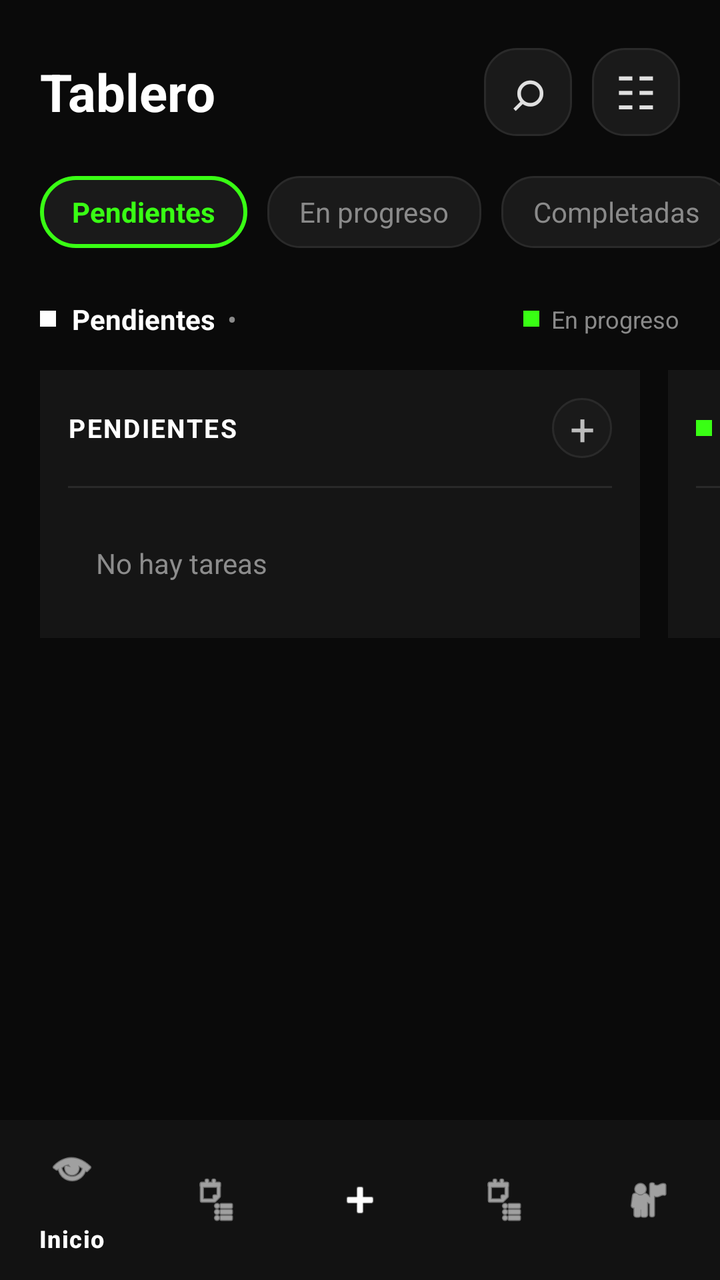
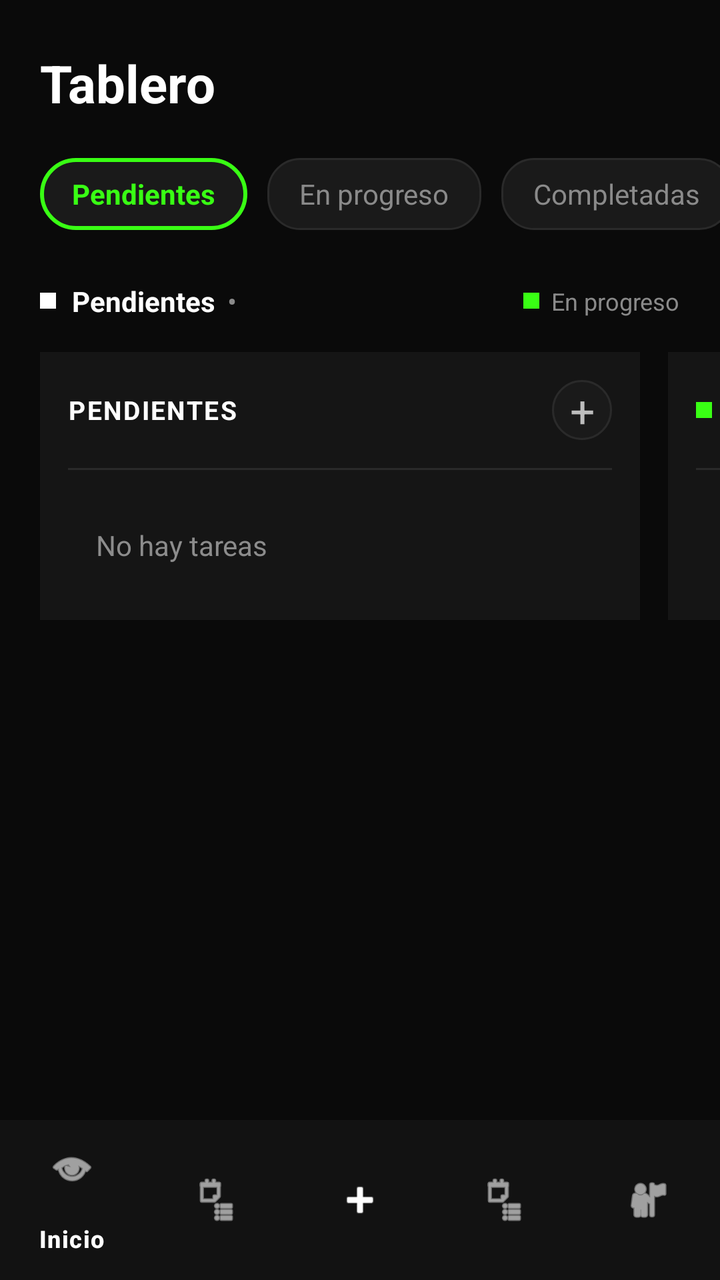

Two renders of the same Android screen: before a commit and after it. Below are the layout's source before the change and the commit's diff.
<!-- AndroidManifest.xml: application theme Theme.TaskFlow -->
<!-- res/layout/activity_kanban.xml -->
<?xml version="1.0" encoding="utf-8"?>
<LinearLayout xmlns:android="http://schemas.android.com/apk/res/android"
    xmlns:app="http://schemas.android.com/apk/res-auto"
    android:layout_width="match_parent"
    android:layout_height="match_parent"
    android:orientation="vertical"
    android:background="#0A0A0A">

    <ScrollView
        android:layout_width="match_parent"
        android:layout_height="0dp"
        android:layout_weight="1"
        android:fillViewport="true"
        android:clipToPadding="false"
        android:overScrollMode="never">

        <LinearLayout
            android:layout_width="match_parent"
            android:layout_height="wrap_content"
            android:orientation="vertical"
            android:paddingTop="24dp"
            android:paddingBottom="24dp">

            

            <LinearLayout
                android:layout_width="match_parent"
                android:layout_height="wrap_content"
                android:gravity="center_vertical"
                android:paddingStart="20dp"
                android:paddingEnd="20dp"
                android:orientation="horizontal">

                <TextView
                    android:layout_width="0dp"
                    android:layout_height="wrap_content"
                    android:layout_weight="1"
                    android:text="Tablero"
                    android:textColor="#FFFFFF"
                    android:textSize="26sp"
                    android:textStyle="bold" />

                <TextView
                    android:layout_width="44dp"
                    android:layout_height="44dp"
                    android:layout_marginEnd="10dp"
                    android:gravity="center"
                    android:background="@drawable/login_secondary_button"
                    android:text="⌕"
                    android:textColor="#E0E0E0"
                    android:textSize="28sp" />

                <TextView
                    android:layout_width="44dp"
                    android:layout_height="44dp"
                    android:gravity="center"
                    android:background="@drawable/login_secondary_button"
                    android:text="☷"
                    android:textColor="#E0E0E0"
                    android:textSize="23sp" />

            </LinearLayout>

            

            <HorizontalScrollView
                android:layout_width="match_parent"
                android:layout_height="wrap_content"
                android:layout_marginTop="20dp"
                android:scrollbars="none"
                android:overScrollMode="never">

                <LinearLayout
                    android:layout_width="wrap_content"
                    android:layout_height="wrap_content"
                    android:orientation="horizontal"
                    android:paddingStart="20dp"
                    android:paddingEnd="20dp">

                    <TextView
                        android:id="@+id/tvFilterPending"
                        android:layout_width="wrap_content"
                        android:layout_height="36dp"
                        android:gravity="center"
                        android:paddingStart="16dp"
                        android:paddingEnd="16dp"
                        android:background="@drawable/login_logo_background"
                        android:text="Pendientes"
                        android:textColor="#39FF14"
                        android:textSize="14sp"
                        android:textStyle="bold" />

                    <TextView
                        android:id="@+id/tvFilterProgress"
                        android:layout_width="wrap_content"
                        android:layout_height="36dp"
                        android:layout_marginStart="10dp"
                        android:gravity="center"
                        android:paddingStart="16dp"
                        android:paddingEnd="16dp"
                        android:background="@drawable/login_secondary_button"
                        android:text="En progreso"
                        android:textColor="#8A8A8A"
                        android:textSize="14sp" />

                    <TextView
                        android:id="@+id/tvFilterCompleted"
                        android:layout_width="wrap_content"
                        android:layout_height="36dp"
                        android:layout_marginStart="10dp"
                        android:gravity="center"
                        android:paddingStart="16dp"
                        android:paddingEnd="16dp"
                        android:background="@drawable/login_secondary_button"
                        android:text="Completadas"
                        android:textColor="#8A8A8A"
                        android:textSize="14sp" />

                </LinearLayout>
            </HorizontalScrollView>

            

            <LinearLayout
                android:layout_width="match_parent"
                android:layout_height="wrap_content"
                android:layout_marginTop="26dp"
                android:paddingStart="20dp"
                android:paddingEnd="20dp"
                android:gravity="center_vertical"
                android:orientation="horizontal">

                <View
                    android:layout_width="8dp"
                    android:layout_height="8dp"
                    android:background="#FFFFFF" />

                <TextView
                    android:layout_width="wrap_content"
                    android:layout_height="wrap_content"
                    android:layout_marginStart="8dp"
                    android:text="Pendientes"
                    android:textColor="#FFFFFF"
                    android:textSize="14sp"
                    android:textStyle="bold" />

                <TextView
                    android:layout_width="wrap_content"
                    android:layout_height="wrap_content"
                    android:layout_marginStart="6dp"
                    android:text="•"
                    android:textColor="#8A8A8A"
                    android:textSize="14sp" />

                <View
                    android:layout_width="0dp"
                    android:layout_height="1dp"
                    android:layout_weight="1" />

                <View
                    android:layout_width="8dp"
                    android:layout_height="8dp"
                    android:background="#39FF14" />

                <TextView
                    android:layout_width="wrap_content"
                    android:layout_height="wrap_content"
                    android:layout_marginStart="6dp"
                    android:text="En progreso"
                    android:textColor="#8A8A8A"
                    android:textSize="12sp" />

            </LinearLayout>

            

            <HorizontalScrollView
                android:id="@+id/horizontalScrollKanban"
                android:layout_width="match_parent"
                android:layout_height="wrap_content"
                android:layout_marginTop="16dp"
                android:scrollbars="none"
                android:overScrollMode="never"
                android:clipToPadding="false">

                <LinearLayout
                    android:layout_width="wrap_content"
                    android:layout_height="wrap_content"
                    android:orientation="horizontal"
                    android:paddingStart="20dp"
                    android:paddingEnd="20dp">

                    

                    <LinearLayout
                        android:id="@+id/colPending"
                        android:layout_width="300dp"
                        android:layout_height="wrap_content"
                        android:orientation="vertical"
                        android:padding="14dp"
                        android:background="#151515">

                        <LinearLayout
                            android:layout_width="match_parent"
                            android:layout_height="wrap_content"
                            android:gravity="center_vertical"
                            android:orientation="horizontal">

                            <TextView
                                android:layout_width="0dp"
                                android:layout_height="wrap_content"
                                android:layout_weight="1"
                                android:text="PENDIENTES"
                                android:textColor="#FFFFFF"
                                android:textSize="13sp"
                                android:textStyle="bold"
                                android:letterSpacing="0.06" />

                            <TextView
                                android:layout_width="30dp"
                                android:layout_height="30dp"
                                android:gravity="center"
                                android:background="@drawable/login_secondary_button"
                                android:text="+"
                                android:textColor="#BDBDBD"
                                android:textSize="22sp" />

                        </LinearLayout>

                        <View
                            android:layout_width="match_parent"
                            android:layout_height="1dp"
                            android:layout_marginTop="14dp"
                            android:background="#2A2A2A" />

                        <LinearLayout
                            android:id="@+id/layoutPending"
                            android:layout_width="match_parent"
                            android:layout_height="wrap_content"
                            android:layout_marginTop="14dp"
                            android:orientation="vertical">

                            <TextView
                                android:layout_width="match_parent"
                                android:layout_height="wrap_content"
                                android:padding="14dp"
                                android:text="No hay tareas"
                                android:textColor="#8C8C8C"
                                android:textSize="14sp" />

                        </LinearLayout>

                    </LinearLayout>

                    

                    <LinearLayout
                        android:id="@+id/colProgress"
                        android:layout_width="300dp"
                        android:layout_height="wrap_content"
                        android:layout_marginStart="14dp"
                        android:orientation="vertical"
                        android:padding="14dp"
                        android:background="#151515">

                        <LinearLayout
                            android:layout_width="match_parent"
                            android:layout_height="wrap_content"
                            android:gravity="center_vertical"
                            android:orientation="horizontal">

                            <View
                                android:layout_width="8dp"
                                android:layout_height="8dp"
                                android:background="#39FF14" />

                            <TextView
                                android:layout_width="0dp"
                                android:layout_height="wrap_content"
                                android:layout_weight="1"
                                android:layout_marginStart="8dp"
                                android:text="EN PROGRESO"
                                android:textColor="#FFFFFF"
                                android:textSize="13sp"
                                android:textStyle="bold"
                                android:letterSpacing="0.04" />

                            <TextView
                                android:layout_width="30dp"
                                android:layout_height="30dp"
                                android:gravity="center"
                                android:background="@drawable/login_secondary_button"
                                android:text="+"
                                android:textColor="#BDBDBD"
                                android:textSize="22sp" />

                        </LinearLayout>

                        <View
                            android:layout_width="match_parent"
                            android:layout_height="1dp"
                            android:layout_marginTop="14dp"
                            android:background="#2A2A2A" />

                        <LinearLayout
                            android:id="@+id/layoutProgress"
                            android:layout_width="match_parent"
                            android:layout_height="wrap_content"
                            android:layout_marginTop="14dp"
                            android:orientation="vertical">

                            <TextView
                                android:layout_width="match_parent"
                                android:layout_height="wrap_content"
                                android:padding="14dp"
                                android:text="No hay tareas"
                                android:textColor="#8C8C8C"
                                android:textSize="14sp" />

                        </LinearLayout>

                    </LinearLayout>

                    

                    <LinearLayout
                        android:id="@+id/colCompleted"
                        android:layout_width="300dp"
                        android:layout_height="wrap_content"
                        android:layout_marginStart="14dp"
                        android:orientation="vertical"
                        android:padding="14dp"
                        android:background="#151515">

                        <LinearLayout
                            android:layout_width="match_parent"
                            android:layout_height="wrap_content"
                            android:gravity="center_vertical"
                            android:orientation="horizontal">

                            <View
                                android:layout_width="8dp"
                                android:layout_height="8dp"
                                android:background="#666666" />

                            <TextView
                                android:layout_width="0dp"
                                android:layout_height="wrap_content"
                                android:layout_weight="1"
                                android:layout_marginStart="8dp"
                                android:text="COMPLETADAS"
                                android:textColor="#FFFFFF"
                                android:textSize="13sp"
                                android:textStyle="bold"
                                android:letterSpacing="0.04" />

                            <TextView
                                android:layout_width="30dp"
                                android:layout_height="30dp"
                                android:gravity="center"
                                android:background="@drawable/login_secondary_button"
                                android:text="+"
                                android:textColor="#BDBDBD"
                                android:textSize="22sp" />

                        </LinearLayout>

                        <View
                            android:layout_width="match_parent"
                            android:layout_height="1dp"
                            android:layout_marginTop="14dp"
                            android:background="#2A2A2A" />

                        <LinearLayout
                            android:id="@+id/layoutCompleted"
                            android:layout_width="match_parent"
                            android:layout_height="wrap_content"
                            android:layout_marginTop="14dp"
                            android:orientation="vertical">

                            <TextView
                                android:layout_width="match_parent"
                                android:layout_height="wrap_content"
                                android:padding="14dp"
                                android:text="No hay tareas"
                                android:textColor="#8C8C8C"
                                android:textSize="14sp" />

                        </LinearLayout>

                    </LinearLayout>

                </LinearLayout>

            </HorizontalScrollView>

        </LinearLayout>

    </ScrollView>

    

    <com.google.android.material.bottomnavigation.BottomNavigationView
        android:id="@+id/bottomNavigation"
        android:layout_width="match_parent"
        android:layout_height="wrap_content"
        android:background="#121212"
        app:itemIconTint="@color/white"
        app:itemTextColor="@color/white"
        app:menu="@menu/bottom_nav_menu" />

</LinearLayout>
<!-- resources referenced by this layout -->
<resources>
  <color name="white">#FFFFFFFF</color>
  <!-- drawable login_logo_background (drawable) -->
  <?xml version="1.0" encoding="utf-8"?>
  <shape xmlns:android="http://schemas.android.com/apk/res/android"
      android:shape="rectangle">
  
      <solid android:color="#1A1A1A" />
  
      <corners android:radius="20dp" />
  
      <stroke
          android:width="2dp"
          android:color="#39FF14" />
  
  </shape>
  <!-- drawable login_secondary_button (drawable) -->
  <?xml version="1.0" encoding="utf-8"?>
  <selector xmlns:android="http://schemas.android.com/apk/res/android">
  
      <item android:state_pressed="true">
          <shape android:shape="rectangle">
              <solid android:color="#202020" />
              <corners android:radius="16dp" />
              <stroke
                  android:width="1dp"
                  android:color="#39FF14" />
          </shape>
      </item>
  
      <item>
          <shape android:shape="rectangle">
              <solid android:color="#1A1A1A" />
              <corners android:radius="16dp" />
              <stroke
                  android:width="1dp"
                  android:color="#2A2A2A" />
          </shape>
      </item>
  
  </selector>
  <style name="Theme.TaskFlow" parent="Base.Theme.TaskFlow" />
  <style name="Base.Theme.TaskFlow" parent="Theme.Material3.DayNight.NoActionBar">
          
          
      </style>
</resources>

<!-- the commit's change to res/layout/activity_kanban.xml (unified diff, before → after) -->
@@ -39,25 +39,6 @@
                     android:textColor="#FFFFFF"
                     android:textSize="26sp"
                     android:textStyle="bold" />
-
-                <TextView
-                    android:layout_width="44dp"
-                    android:layout_height="44dp"
-                    android:layout_marginEnd="10dp"
-                    android:gravity="center"
-                    android:background="@drawable/login_secondary_button"
-                    android:text="⌕"
-                    android:textColor="#E0E0E0"
-                    android:textSize="28sp" />
-
-                <TextView
-                    android:layout_width="44dp"
-                    android:layout_height="44dp"
-                    android:gravity="center"
-                    android:background="@drawable/login_secondary_button"
-                    android:text="☷"
-                    android:textColor="#E0E0E0"
-                    android:textSize="23sp" />
 
             </LinearLayout>
 
